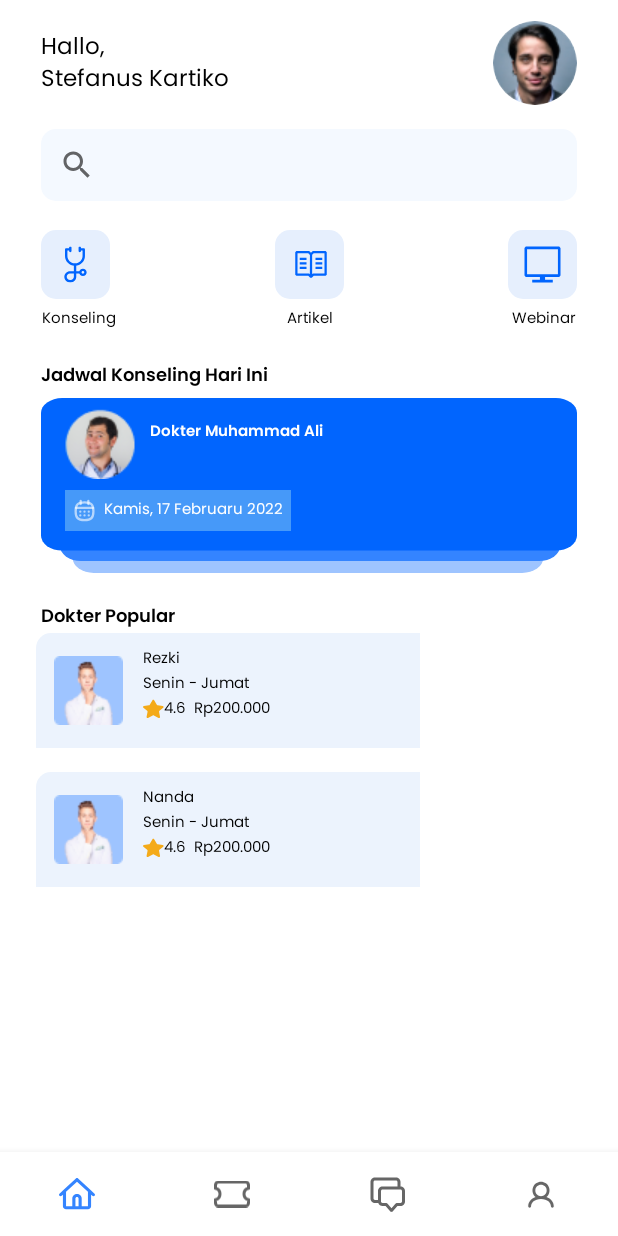
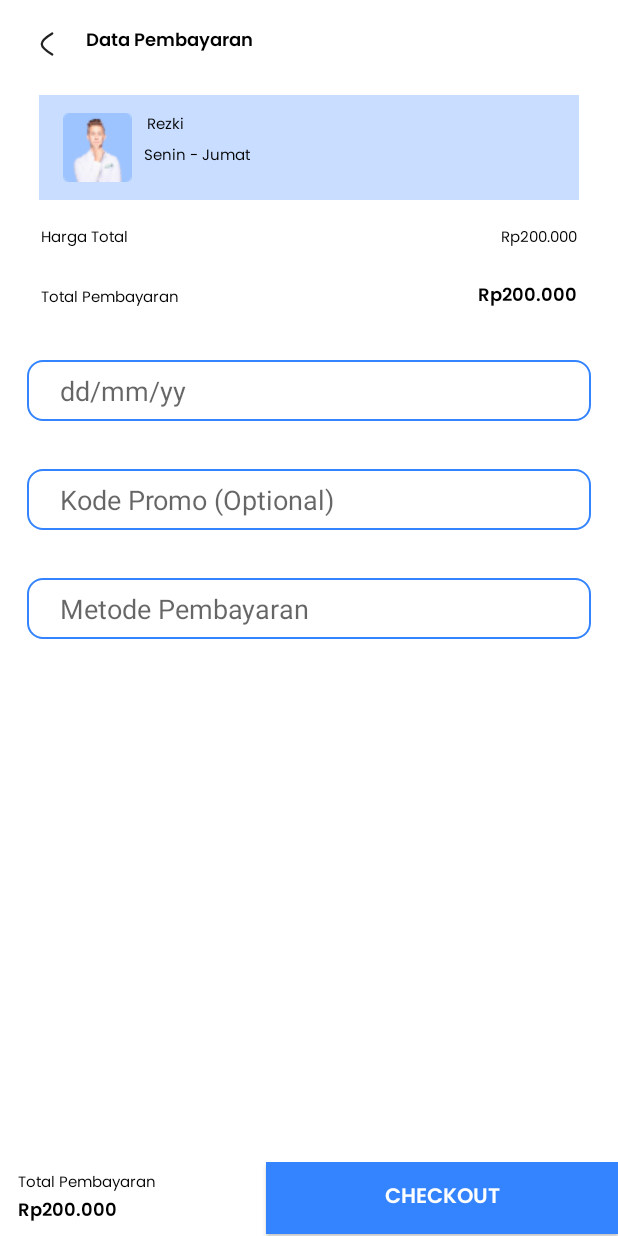
Before and after one commit to mrrezkii/MotionHack_16_e-psyc, an Android app: the DashboardFragment screen opened directly, with no data from a screen before it, after a tap on "Rezki", on a phone screen of 412 x 824 dp. Run offline under Robolectric (Android 15) with nearby library versions, the phone set to English and light mode, and no system bars; our stand-ins replace Timber, navigation-ui; libraries missing offline, so code that uses them is left out: org.kodein.di; 4 statements that could not run were skipped.

```diff
--- a/app/build.gradle
+++ b/app/build.gradle
@@ -2,6 +2,7 @@ plugins {
     id 'com.android.application'
     id 'org.jetbrains.kotlin.android'
     id 'com.google.gms.google-services'
+    id 'kotlin-parcelize'
 }
 
 android {
--- a/app/src/main/AndroidManifest.xml
+++ b/app/src/main/AndroidManifest.xml
@@ -13,6 +13,9 @@
         android:roundIcon="@mipmap/ic_launcher_round"
         android:supportsRtl="true"
         android:theme="@style/Theme.Epsyc.NoActionBar">
+        <activity
+            android:name=".ui.pay.PayActivity"
+            android:exported="false" />
         <activity
             android:name=".ui.auth.AuthActivity"
             android:exported="false" />
--- a/app/src/main/java/com/motionlaboratory/e_psyc/source/model/Doctor.kt
+++ b/app/src/main/java/com/motionlaboratory/e_psyc/source/model/Doctor.kt
@@ -1,12 +1,17 @@
 package com.motionlaboratory.e_psyc.source.model
 
+import android.os.Parcelable
+import kotlinx.android.parcel.Parcelize
+
+@Parcelize
 data class Doctor(
     var key: String? = null,
     var name: String? = null,
     var schedule: String? = null,
     var rate: String? = null,
     var price: String? = null
-)
+) : Parcelable
+
 
 fun mockDoctor(): ArrayList<Doctor> {
     val listAdapter: ArrayList<Doctor> = ArrayList()
--- a/app/src/main/java/com/motionlaboratory/e_psyc/ui/consult/git.kt
+++ /dev/null
@@ -1 +0,0 @@
-package com.motionlaboratory.e_psyc.ui.consult
--- a/app/src/main/java/com/motionlaboratory/e_psyc/ui/dashboard/DashboardFragment.kt
+++ b/app/src/main/java/com/motionlaboratory/e_psyc/ui/dashboard/DashboardFragment.kt
@@ -1,5 +1,6 @@
 package com.motionlaboratory.e_psyc.ui.dashboard
 
+import android.content.Intent
 import android.os.Bundle
 import android.view.LayoutInflater
 import android.view.View
@@ -11,6 +12,7 @@ import com.motionlaboratory.e_psyc.source.model.Doctor
 import com.motionlaboratory.e_psyc.source.model.mockDoctor
 import com.motionlaboratory.e_psyc.ui.main.DoctorAdapter
 import com.motionlaboratory.e_psyc.ui.main.MainViewModel
+import com.motionlaboratory.e_psyc.ui.pay.PayActivity
 import com.motionlaboratory.e_psyc.utils.observe
 import com.motionlaboratory.e_psyc.utils.showToast
 import timber.log.Timber
@@ -52,7 +54,10 @@ class DashboardFragment : Fragment() {
     private fun setupRecyclerView() {
         adapter = DoctorAdapter(mockDoctor(), object : DoctorAdapter.OnAdapterListener {
             override fun onClick(result: Doctor) {
-
+                Timber.e("$result")
+                val intent = Intent(requireActivity(), PayActivity::class.java)
+                intent.putExtra("doctor", result)
+                startActivity(intent)
             }
 
         })
--- /dev/null
+++ b/app/src/main/java/com/motionlaboratory/e_psyc/ui/pay/PayActivity.kt
@@ -0,0 +1,35 @@
+package com.motionlaboratory.e_psyc.ui.pay
+
+import android.os.Bundle
+import androidx.appcompat.app.AppCompatActivity
+import com.motionlaboratory.e_psyc.databinding.ActivityPayBinding
+import com.motionlaboratory.e_psyc.source.model.Doctor
+
+class PayActivity : AppCompatActivity() {
+
+    private val doctor by lazy { intent.getParcelableExtra<Doctor>("doctor") }
+
+    private val binding: ActivityPayBinding by lazy {
+        ActivityPayBinding.inflate(
+            layoutInflater
+        )
+    }
+
+
+    override fun onCreate(savedInstanceState: Bundle?) {
+        super.onCreate(savedInstanceState)
+        setContentView(binding.root)
+        setupView()
+    }
+
+    private fun setupView() {
+        binding.ivBack.setOnClickListener {
+            finish()
+        }
+        binding.tvName.text = doctor!!.name
+        binding.tvPrice.text = doctor!!.price
+        binding.tvTotal.text = doctor!!.price
+        binding.tvTotalBills.text = doctor!!.price
+    }
+
+}
--- /dev/null
+++ b/app/src/main/res/drawable/ic_back.xml
@@ -0,0 +1,14 @@
+<vector xmlns:android="http://schemas.android.com/apk/res/android"
+    android:width="24dp"
+    android:height="24dp"
+    android:viewportWidth="24"
+    android:viewportHeight="24">
+    <path
+        android:fillColor="#00000000"
+        android:pathData="M15.5,19C15.5,19 8.5,14.856 8.5,12C8.5,9.145 15.5,5 15.5,5"
+        android:strokeWidth="1.5"
+        android:strokeAlpha="0.87"
+        android:strokeColor="#000000"
+        android:strokeLineCap="round"
+        android:strokeLineJoin="round" />
+</vector>
--- /dev/null
+++ b/app/src/main/res/layout/activity_pay.xml
@@ -0,0 +1,222 @@
+<?xml version="1.0" encoding="utf-8"?>
+<androidx.constraintlayout.widget.ConstraintLayout xmlns:android="http://schemas.android.com/apk/res/android"
+    xmlns:app="http://schemas.android.com/apk/res-auto"
+    xmlns:tools="http://schemas.android.com/tools"
+    android:layout_width="match_parent"
+    android:layout_height="match_parent"
+    tools:context=".ui.pay.PayActivity">
+
+    <androidx.appcompat.widget.AppCompatImageView
+        android:id="@+id/iv_back"
+        android:layout_width="wrap_content"
+        android:layout_height="wrap_content"
+        android:layout_marginStart="19dp"
+        android:layout_marginTop="17dp"
+        android:src="@drawable/ic_back"
+        app:layout_constraintStart_toStartOf="parent"
+        app:layout_constraintTop_toTopOf="parent" />
+
+    <androidx.appcompat.widget.AppCompatTextView
+        android:id="@+id/tv_title"
+        android:layout_width="wrap_content"
+        android:layout_height="wrap_content"
+        android:layout_marginStart="14dp"
+        android:layout_marginTop="17dp"
+        android:fontFamily="@font/poppins_semibold"
+        android:text="Data Pembayaran"
+        android:textColor="@color/black"
+        android:textSize="12sp"
+        app:layout_constraintStart_toEndOf="@+id/iv_back"
+        app:layout_constraintTop_toTopOf="parent"
+        app:layout_goneMarginStart="13dp" />
+
+    <androidx.constraintlayout.widget.ConstraintLayout
+        android:id="@+id/cl_doctor"
+        android:layout_width="match_parent"
+        android:layout_height="wrap_content"
+        android:layout_marginHorizontal="26dp"
+        android:layout_marginTop="25dp"
+        android:background="#C8DDFF"
+        android:minHeight="70dp"
+        app:layout_constraintTop_toBottomOf="@+id/tv_title"
+        tools:layout_editor_absoluteX="26dp">
+
+        <androidx.appcompat.widget.AppCompatImageView
+            android:id="@+id/iv_avatar_doctor"
+            android:layout_width="wrap_content"
+            android:layout_height="wrap_content"
+            android:layout_marginStart="16dp"
+            android:layout_marginTop="12dp"
+            android:src="@drawable/avatar_doctor_2"
+            app:layout_constraintStart_toStartOf="parent"
+            app:layout_constraintTop_toTopOf="parent" />
+
+        <androidx.appcompat.widget.AppCompatTextView
+            android:id="@+id/tv_name"
+            android:layout_width="wrap_content"
+            android:layout_height="wrap_content"
+            android:layout_marginStart="10dp"
+            android:layout_marginTop="12dp"
+            android:fontFamily="@font/poppins_regular"
+            android:text="Doktor Syamsidar"
+            android:textColor="@color/black"
+            android:textSize="10sp"
+            app:layout_constraintStart_toEndOf="@+id/iv_avatar_doctor"
+            app:layout_constraintTop_toTopOf="parent" />
+
+        <androidx.appcompat.widget.AppCompatTextView
+            android:id="@+id/tv_schedule"
+            android:layout_width="wrap_content"
+            android:layout_height="wrap_content"
+            android:layout_marginStart="8dp"
+            android:layout_marginTop="4dp"
+            android:fontFamily="@font/poppins_regular"
+            android:text="Senin - Jumat"
+            android:textColor="@color/black"
+            android:textSize="10sp"
+            app:layout_constraintStart_toEndOf="@+id/iv_avatar_doctor"
+            app:layout_constraintTop_toBottomOf="@+id/tv_name" />
+
+    </androidx.constraintlayout.widget.ConstraintLayout>
+
+    <androidx.appcompat.widget.AppCompatTextView
+        android:id="@+id/tv_view_1"
+        android:layout_width="wrap_content"
+        android:layout_height="wrap_content"
+        android:layout_marginStart="27dp"
+        android:layout_marginTop="17dp"
+        android:fontFamily="@font/poppins_regular"
+        android:text="Harga Total"
+        android:textColor="@color/black"
+        android:textSize="10dp"
+        app:layout_constraintStart_toStartOf="parent"
+        app:layout_constraintTop_toBottomOf="@+id/cl_doctor" />
+
+    <androidx.appcompat.widget.AppCompatTextView
+        android:id="@+id/tv_view_2"
+        android:layout_width="wrap_content"
+        android:layout_height="wrap_content"
+        android:layout_marginStart="27dp"
+        android:layout_marginTop="23dp"
+        android:fontFamily="@font/poppins_regular"
+        android:text="Total Pembayaran"
+        android:textColor="@color/black"
+        android:textSize="10dp"
+        app:layout_constraintStart_toStartOf="parent"
+        app:layout_constraintTop_toBottomOf="@+id/tv_view_1" />
+
+    <androidx.appcompat.widget.AppCompatTextView
+        android:id="@+id/tv_price"
+        android:layout_width="wrap_content"
+        android:layout_height="wrap_content"
+        android:layout_marginTop="17dp"
+        android:layout_marginEnd="27dp"
+        android:fontFamily="@font/poppins_regular"
+        android:text="Rp40.000"
+        android:textColor="@color/black"
+        android:textSize="10dp"
+        app:layout_constraintEnd_toEndOf="parent"
+        app:layout_constraintTop_toBottomOf="@+id/cl_doctor" />
+
+    <androidx.appcompat.widget.AppCompatTextView
+        android:id="@+id/tv_total"
+        android:layout_width="wrap_content"
+        android:layout_height="wrap_content"
+        android:layout_marginTop="20dp"
+        android:layout_marginEnd="27dp"
+        android:fontFamily="@font/poppins_semibold"
+        android:text="Rp40.000"
+        android:textColor="@color/black"
+        android:textSize="12dp"
+        app:layout_constraintEnd_toEndOf="parent"
+        app:layout_constraintTop_toBottomOf="@+id/tv_price" />
+
+    <androidx.appcompat.widget.AppCompatEditText
+        android:id="@+id/et_date"
+        android:layout_width="match_parent"
+        android:layout_height="wrap_content"
+        android:layout_marginHorizontal="18dp"
+        android:layout_marginTop="32dp"
+        android:background="@drawable/button_rounded_bluestroke_10"
+        android:hint="dd/mm/yy"
+        android:inputType="date"
+        android:paddingVertical="8dp"
+        android:paddingStart="22dp"
+        app:layout_constraintTop_toBottomOf="@+id/tv_total"
+        tools:ignore="HardcodedText" />
+
+    <androidx.appcompat.widget.AppCompatEditText
+        android:id="@+id/et_code"
+        android:layout_width="match_parent"
+        android:layout_height="wrap_content"
+        android:layout_marginHorizontal="18dp"
+        android:layout_marginTop="32dp"
+        android:background="@drawable/button_rounded_bluestroke_10"
+        android:hint="Kode Promo (Optional)"
+        android:paddingVertical="8dp"
+        android:paddingStart="22dp"
+        app:layout_constraintTop_toBottomOf="@+id/et_date"
+        tools:ignore="HardcodedText" />
+
+    <androidx.appcompat.widget.AppCompatEditText
+        android:id="@+id/et_payment_method"
+        android:layout_width="match_parent"
+        android:layout_height="wrap_content"
+        android:layout_marginHorizontal="18dp"
+        android:layout_marginTop="32dp"
+        android:background="@drawable/button_rounded_bluestroke_10"
+        android:enabled="false"
+        android:hint="Metode Pembayaran"
+        android:paddingVertical="8dp"
+        android:paddingStart="22dp"
+        app:layout_constraintTop_toBottomOf="@+id/et_code"
+        tools:ignore="HardcodedText" />
+
+    <androidx.appcompat.widget.LinearLayoutCompat
+        android:layout_width="match_parent"
+        android:layout_height="wrap_content"
+        android:minHeight="44dp"
+        android:orientation="horizontal"
+        app:layout_constraintBottom_toBottomOf="parent">
+
+        <androidx.appcompat.widget.LinearLayoutCompat
+            android:layout_width="wrap_content"
+            android:layout_height="wrap_content"
+            android:layout_marginStart="12dp"
+            android:layout_weight="1"
+            android:orientation="vertical"
+            android:paddingVertical="6dp">
+
+            <androidx.appcompat.widget.AppCompatTextView
+                android:id="@+id/tv_view_3"
+                android:layout_width="wrap_content"
+                android:layout_height="wrap_content"
+                android:fontFamily="@font/poppins_regular"
+                android:text="Total Pembayaran"
+                android:textColor="@color/black"
+                android:textSize="10sp" />
+
+            <androidx.appcompat.widget.AppCompatTextView
+                android:id="@+id/tv_total_bills"
+                android:layout_width="wrap_content"
+                android:layout_height="wrap_content"
+                android:fontFamily="@font/poppins_semibold"
+                android:text="Rp40.000"
+                android:textColor="@color/black"
+                android:textSize="12dp" />
+
+        </androidx.appcompat.widget.LinearLayoutCompat>
+
+        <androidx.appcompat.widget.AppCompatButton
+            android:layout_width="wrap_content"
+            android:layout_height="wrap_content"
+            android:layout_weight="2"
+            android:background="@color/blue"
+            android:fontFamily="@font/poppins_semibold"
+            android:text="Checkout"
+            android:textColor="@color/white"
+            android:textSize="14dp" />
+    </androidx.appcompat.widget.LinearLayoutCompat>
+
+
+</androidx.constraintlayout.widget.ConstraintLayout>
```
